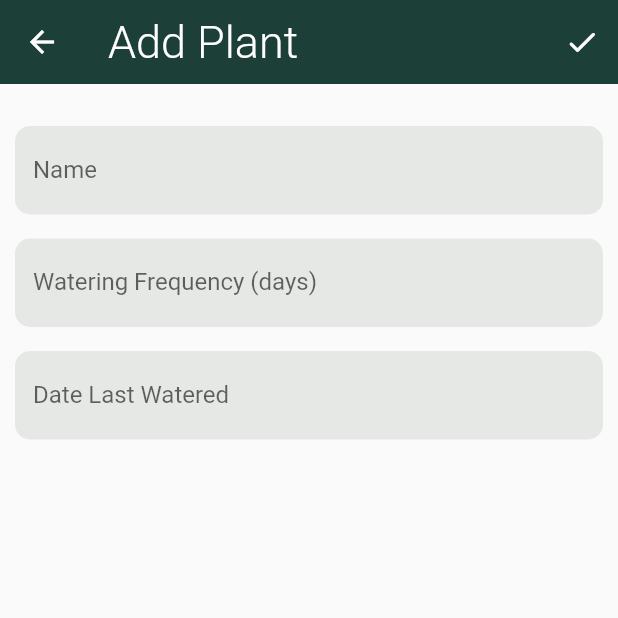
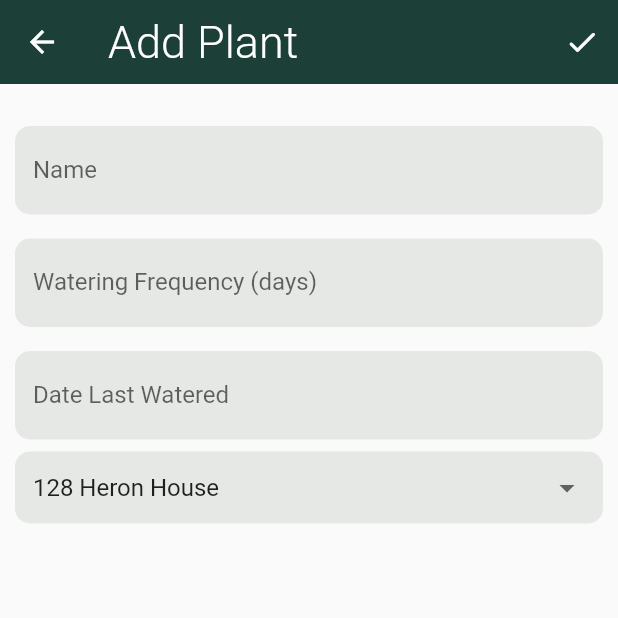
Before and after one commit to alastairrmcneill/plant-care-archive, a Flutter app: the AddPlant screen opened directly, on a phone screen of 412 x 824 dp, the top half of it. Run offline on Flutter 3.47's test engine with Material 2 defaults, Android fonts, the light colour scheme and no system bars; our stand-ins replace auto_size_text, cloud_firestore, community_material_icon, firebase_auth, firebase_core, flutter_speed_dial and 3 more; accounts and stored records are empty.

Commit message:
Added more capablity to adding plants

```diff
--- a/lib/models/plant_model.dart
+++ b/lib/models/plant_model.dart
@@ -75,7 +75,7 @@ class Plant {
       pictureURL: json['pictureURL'] as String?,
       notes: json['notes'] as String?,
       household: json['household'] as String,
-      lastWateredBy: json['lastWateredBy'] as String,
+      lastWateredBy: json['lastWateredBy'] as String?,
     );
   }
 }
--- a/lib/screens/home/add_plant_screen.dart
+++ b/lib/screens/home/add_plant_screen.dart
@@ -23,6 +23,7 @@ class _AddPlantState extends State<AddPlant> {
   late String _notes;
   late DateTime _dateLastWatered;
   DateTime? _pickedDate;
+  late String _household;
 
   final GlobalKey<FormState> _formKey = GlobalKey<FormState>();
   final _dateTimeController = TextEditingController();
@@ -34,7 +35,7 @@ class _AddPlantState extends State<AddPlant> {
         lastWateredDate: Timestamp.fromDate(_dateLastWatered),
         nextWaterDate: Timestamp.fromDate(_dateLastWatered.add(Duration(days: _wateringFrequency))),
         wateringFrequency: _wateringFrequency,
-        household: '');
+        household: '1NMW8aD6Owv7trDlTTlC');
 
     bool success = await PlantDatabaseService.createPlant(plantNotifier, plant);
 
@@ -128,6 +129,38 @@ class _AddPlantState extends State<AddPlant> {
     );
   }
 
+  Widget _buildHousehold() {
+    List<String> items = [
+      '128 Heron House',
+      'Falmouth Road',
+      '1281 Heron House',
+      'Falmouths Road',
+    ];
+    String? selectedItem = items[0];
+
+    return DropdownButtonFormField(
+      value: selectedItem,
+      items: items.map((String item) {
+        return DropdownMenuItem(
+          value: item,
+          child: Row(
+            children: <Widget>[
+              Text(item),
+            ],
+          ),
+        );
+      }).toList(),
+      onChanged: (item) {
+        setState(() {
+          selectedItem = item as String;
+        });
+      },
+      onSaved: (value) {
+        _household = value as String;
+      },
+    );
+  }
+
   @override
   Widget build(BuildContext context) {
     PlantNotifier plantNotifier = Provider.of<PlantNotifier>(context);
@@ -164,6 +197,7 @@ class _AddPlantState extends State<AddPlant> {
               _buildName(),
               _buildWateringFrequency(),
               _buildDateLastWatered(),
+              _buildHousehold(),
             ],
           ),
         ),
@@ -171,29 +205,3 @@ class _AddPlantState extends State<AddPlant> {
     );
   }
 }
-
-
-// TextField(
-//             controller: dateTimeController, //editing controller of this TextField
-//             decoration: const InputDecoration(
-//                 //icon of text field
-//                 labelText: "Date Last Watered" //label text of field
-//                 ),
-//             readOnly: true, //set it true, so that user will not able to edit text
-//             onTap: () async {
-//               pickedDate = await showDatePicker(
-//                 context: context,
-//                 initialDate: DateTime.now(),
-//                 firstDate: DateTime(2000),
-//                 lastDate: DateTime.now(),
-//               );
-
-//               if (pickedDate != null) {
-//                 String formattedDate = DateFormat('dd/MM/yyyy').format(pickedDate!);
-
-//                 setState(() {
-//                   dateTimeController.text = formattedDate; //set output date to TextField value.
-//                 });
-//               }
-//             },
-//           ),
--- a/lib/widgets/dialog_box_widget.dart
+++ b/lib/widgets/dialog_box_widget.dart
@@ -1,4 +1,5 @@
 import 'package:flutter/material.dart';
+import 'package:plant_care/screens/home/add_plant_screen.dart';
 
 // 1 button Dialog
 showAlertDialog(BuildContext context) {
@@ -36,6 +37,7 @@ showHouseholdAddedDialog({required BuildContext context, required String title,
     child: Text('Done'),
     onPressed: () {
       Navigator.of(context).pop();
+      Navigator.of(context).pop();
     },
   );
 
@@ -43,6 +45,8 @@ showHouseholdAddedDialog({required BuildContext context, required String title,
     child: Text('Add Plant'),
     onPressed: () {
       Navigator.of(context).pop();
+      Navigator.of(context).pop();
+      Navigator.push(context, MaterialPageRoute(builder: (_) => const AddPlant()));
     },
   );
 
```
Also changed, not shown: lib/screens/home/home_screen.dart (+1 -12 lines), lib/services/database_service.dart (+26 -17 lines).
